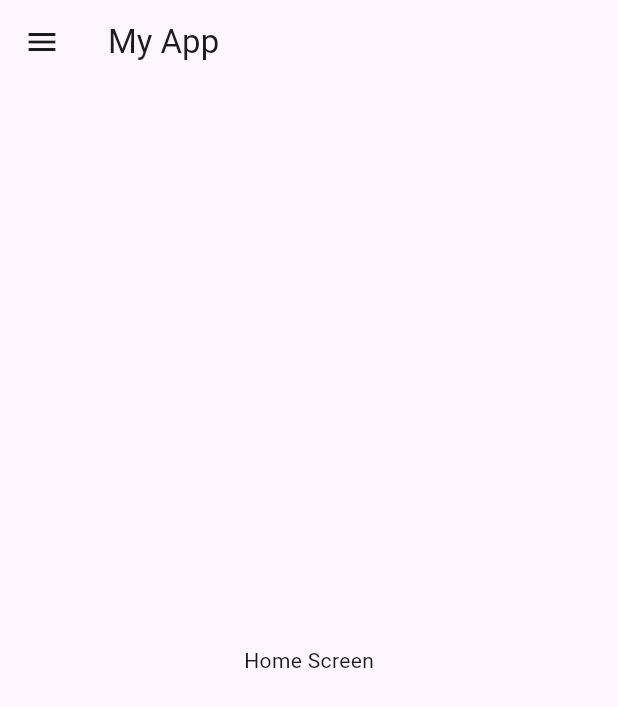
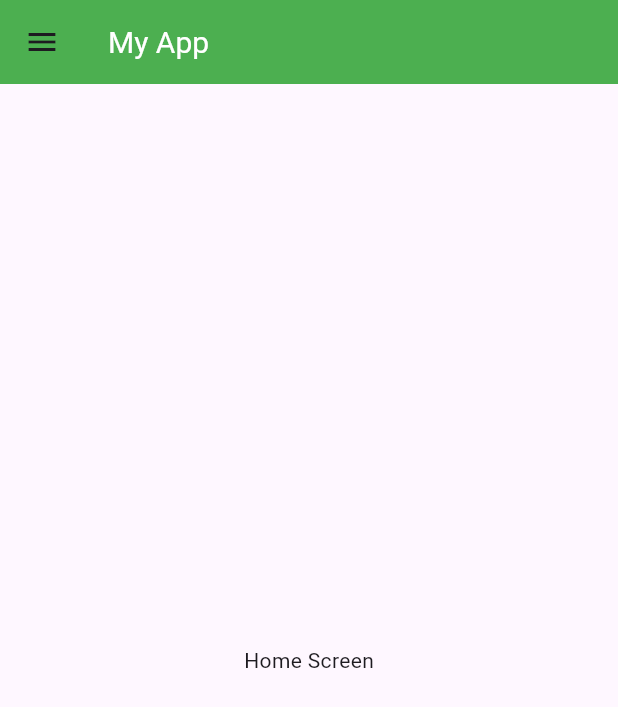
Before and after one commit to sadman-omeo/broadcast_image_audio_video_drawer, a Flutter app: the screen it shows after launch, on a phone screen of 412 x 824 dp. Shown: the top 707 px of the screen. Run offline on Flutter 3.47's test engine with Material 3 defaults, Android fonts, the phone set to English and light mode, and no system bars.

Commit message:
text styling

```diff
--- a/lib/main.dart
+++ b/lib/main.dart
@@ -1,3 +1,5 @@
+import 'dart:ui';
+
 import 'package:flutter/material.dart';
 
 void main() {
@@ -11,23 +13,14 @@ class MyApp extends StatelessWidget {
   @override
   Widget build(BuildContext context) {
     return MaterialApp(
-      title: 'Flutter Demo',
+      title: 'My App',
       theme: ThemeData(
-        // This is the theme of your application.
-        //
-        // TRY THIS: Try running your application with "flutter run". You'll see
-        // the application has a purple toolbar. Then, without quitting the app,
-        // try changing the seedColor in the colorScheme below to Colors.green
-        // and then invoke "hot reload" (save your changes or press the "hot
-        // reload" button in a Flutter-supported IDE, or press "r" if you used
-        // the command line to start the app).
-        //
-        // Notice that the counter didn't reset back to zero; the application
-        // state is not lost during the reload. To reset the state, use hot
-        // restart instead.
-        //
-        // This works for code too, not just values: Most code changes can be
-        // tested with just a hot reload.
+
+
+
+
+
+
         colorScheme: .fromSeed(seedColor: Colors.deepPurple),
       ),
       home: const MyHomePage(title: 'Flutter Demo Home Page'),
@@ -38,14 +31,13 @@ class MyApp extends StatelessWidget {
 class MyHomePage extends StatefulWidget {
   const MyHomePage({super.key, required this.title});
 
-  // This widget is the home page of your application. It is stateful, meaning
-  // that it has a State object (defined below) that contains fields that affect
-  // how it looks.
 
-  // This class is the configuration for the state. It holds the values (in this
-  // case the title) provided by the parent (in this case the App widget) and
-  // used by the build method of the State. Fields in a Widget subclass are
-  // always marked "final".
+
+
+
+
+
+
 
   final String title;
 
@@ -54,38 +46,35 @@ class MyHomePage extends StatefulWidget {
 }
 
 class _MyHomePageState extends State<MyHomePage> {
-  int _counter = 0;
-
-  void _incrementCounter() {
-    setState(() {
-      // This call to setState tells the Flutter framework that something has
-      // changed in this State, which causes it to rerun the build method below
-      // so that the display can reflect the updated values. If we changed
-      // _counter without calling setState(), then the build method would not be
-      // called again, and so nothing would appear to happen.
-      _counter++;
-    });
-  }
+  // int _counter = 0;
+  //
+  // void _incrementCounter() {
+  //   setState(() {
+  //     // This call to setState tells the Flutter framework that something has
+  //     // changed in this State, which causes it to rerun the build method below
+  //     // so that the display can reflect the updated values. If we changed
+  //     // _counter without calling setState(), then the build method would not be
+  //     // called again, and so nothing would appear to happen.
+  //     _counter++;
+  //   });
+  // }
 
   @override
   Widget build(BuildContext context) {
-    // This method is rerun every time setState is called, for instance as done
-    // by the _incrementCounter method above.
-    //
-    // The Flutter framework has been optimized to make rerunning build methods
-    // fast, so that you can just rebuild anything that needs updating rather
-    // than having to individually change instances of widgets.
+
     return Scaffold(
       appBar: AppBar(
         title: Text("My App"),
+        titleTextStyle: TextStyle(fontSize: 20),
+        backgroundColor: Colors.green,
       ),
       drawer: Drawer(
         child: ListView(
           children: [
-            ListTile(title: Text("Broadcast")),
-            ListTile(title: Text("Image Scale")),
-            ListTile(title: Text("Video")),
-            ListTile(title: Text("Audio")),
+            ListTile(title: Text("Broadcast"), titleTextStyle: TextStyle(color: Colors.red, fontSize: 20, fontWeight: FontWeight.bold)),
+            ListTile(title: Text("Image Scale"), titleTextStyle: TextStyle(color: Colors.blue, fontSize: 20, fontWeight: FontWeight.bold)),
+            ListTile(title: Text("Video"), titleTextStyle: TextStyle(color: Colors.green, fontSize: 20, fontWeight: FontWeight.bold)),
+            ListTile(title: Text("Audio"),titleTextStyle: TextStyle(color: Colors.purple, fontSize: 20, fontWeight: FontWeight.bold)),
           ],
         ),
       ),
```
